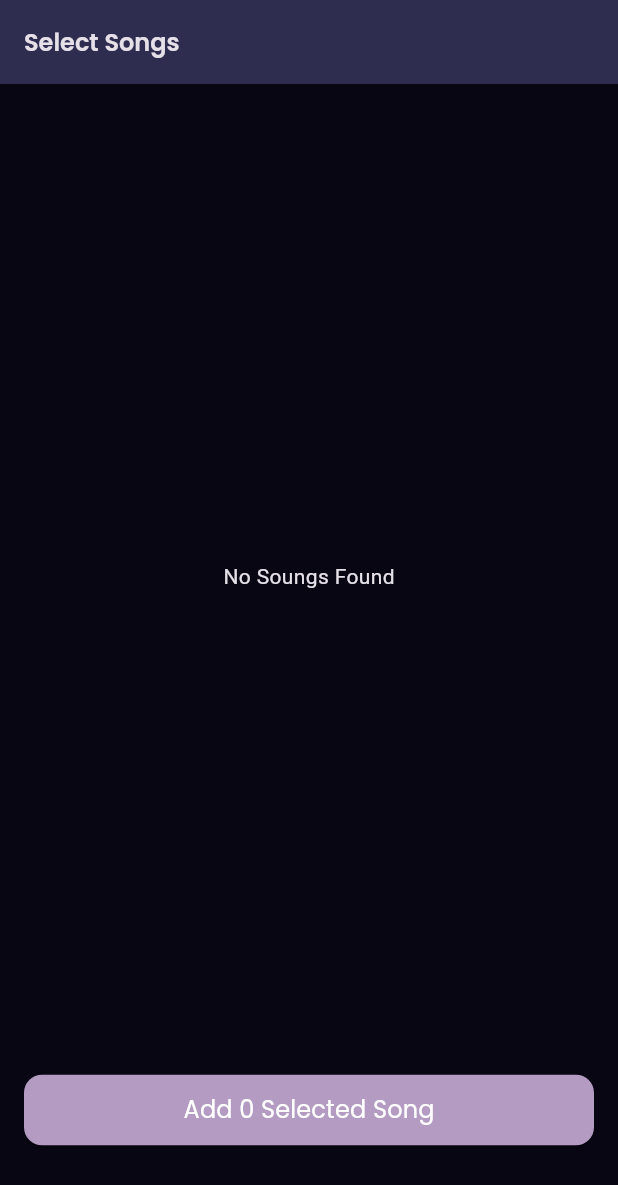
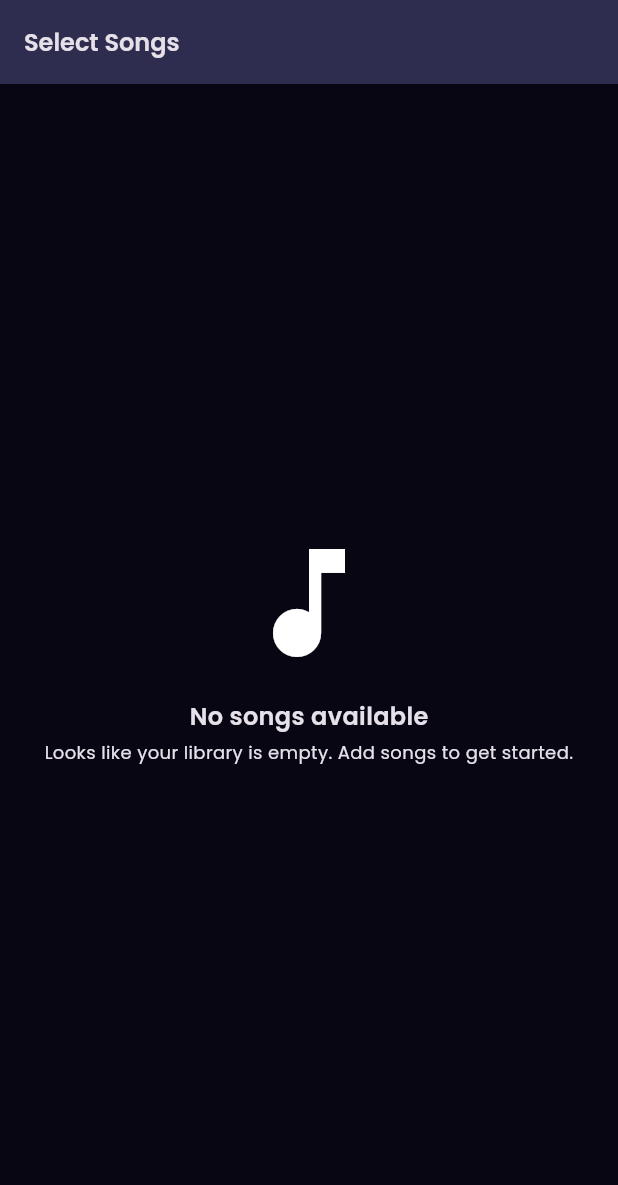
Before and after one commit to skhasan-dev/hasicx, a Flutter app: the SongselectionView screen opened by its route, on a phone screen of 412 x 824 dp. Shown: the top 1185 px of the screen. Run offline on Flutter 3.47's test engine with Material 3 defaults, Android fonts, the phone set to English and light mode, and no system bars; our stand-ins replace fluttertoast, fpdart, get_it, go_router, just_audio, just_audio_background and 5 more; accounts and stored records are empty; statements that could not run were skipped.

Commit message:
Enhance MiniPlayer and SongsScreen for better user experience; add NoDataFound widget and improve song display logic

```diff
--- a/lib/common/widgets/mini_player.dart
+++ b/lib/common/widgets/mini_player.dart
@@ -78,7 +78,8 @@ class MiniPlayer extends StatelessWidget {
                               children: [
                                 SizedBox(
                                   height: 24,
-                                  child: Marquee(
+                                  child: songs[currentIndex].name.length > 20
+                                      ? Marquee(
                                           text: songs.isEmpty
                                               ? '-'
                                               : songs[currentIndex].name,
@@ -87,6 +88,12 @@ class MiniPlayer extends StatelessWidget {
                                           blankSpace: 40.0,
                                           velocity: 50.0,
                                           pauseAfterRound: Duration(seconds: 1),
+                                        )
+                                      : Text(
+                                          songs.isEmpty
+                                              ? '-'
+                                              : songs[currentIndex].name,
+                                          style: AppTextStyles.s14W600,
                                         ),
                                 ),
                                 Text(
--- a/lib/common/widgets/songs_screen.dart
+++ b/lib/common/widgets/songs_screen.dart
@@ -1,5 +1,6 @@
 import 'package:flutter/material.dart';
 import 'package:go_router/go_router.dart';
+import 'package:hasicx/common/index.dart' show NoDataFound;
 import 'package:hasicx/common/theme/colors.dart';
 import 'package:hasicx/common/theme/text_styles.dart';
 import 'package:hasicx/common/widgets/song_tile.dart';
@@ -37,10 +38,24 @@ class _SongselectionViewState extends State<SongselectionView> {
           valueListenable: songsNotifier,
           builder: (context, value, child) {
             if (value.isEmpty) {
-              return Center(child: Text('No Soungs Found'));
+              return Center(
+                child: NoDataFound(
+                  icon: Icon(Icons.music_note, size: 96),
+                  title: Text(
+                    "No songs available",
+                    style: AppTextStyles.s16W600,
+                  ),
+                  subtitle: Text(
+                    "Looks like your library is empty. Add songs to get started.",
+                    style: AppTextStyles.s12W400,
+                    textAlign: TextAlign.center,
+                  ),
+                ),
+              );
             }
 
             return ListView.separated(
+              physics: BouncingScrollPhysics(),
               itemBuilder: (_, index) {
                 return SongTile(
                   song: value[index],
@@ -63,10 +78,20 @@ class _SongselectionViewState extends State<SongselectionView> {
       ),
 
       floatingActionButtonLocation: FloatingActionButtonLocation.centerFloat,
-      bottomNavigationBar: Container(
+      bottomNavigationBar: ValueListenableBuilder(
+        valueListenable: songsNotifier,
+        builder: (context, value, child) {
+          return value.isEmpty
+              ? SizedBox.shrink()
+              : Container(
                   color: AppColors.bgColor,
                   width: double.maxFinite,
-        padding: EdgeInsets.only(right: 16, left: 16, bottom: 60, top: 4),
+                  padding: EdgeInsets.only(
+                    right: 16,
+                    left: 16,
+                    bottom: 60,
+                    top: 4,
+                  ),
                   child: ElevatedButton(
                     onPressed: () {
                       context.pop(selectedSongList.value);
@@ -90,6 +115,8 @@ class _SongselectionViewState extends State<SongselectionView> {
                       },
                     ),
                   ),
+                );
+        },
       ),
     );
   }
--- a/lib/features/player/presentation/widgets/song_controller.dart
+++ b/lib/features/player/presentation/widgets/song_controller.dart
@@ -25,7 +25,7 @@ class SongController extends StatelessWidget {
                   onChangeEnd: (value) => vm.seekTo(value),
                   onChanged: vm.updateSliderUI,
                   min: Duration(seconds: 0).inSeconds.toDouble(),
-                  max: vm.maxSliderValue > 0.0 ? vm.maxSliderValue : 999,
+                  max: vm.maxSliderValue > 0.0 ? vm.maxSliderValue : 99999,
                 ),
               ),
               Text(vm.length, style: AppTextStyles.s12W400),
```
Also changed, not shown: lib/features/home/presentation/splash_view.dart (+6 -1 lines), lib/features/player/presentation/player_view.dart (+12 -5 lines). Lines whose indentation alone changed are shown as unchanged.
